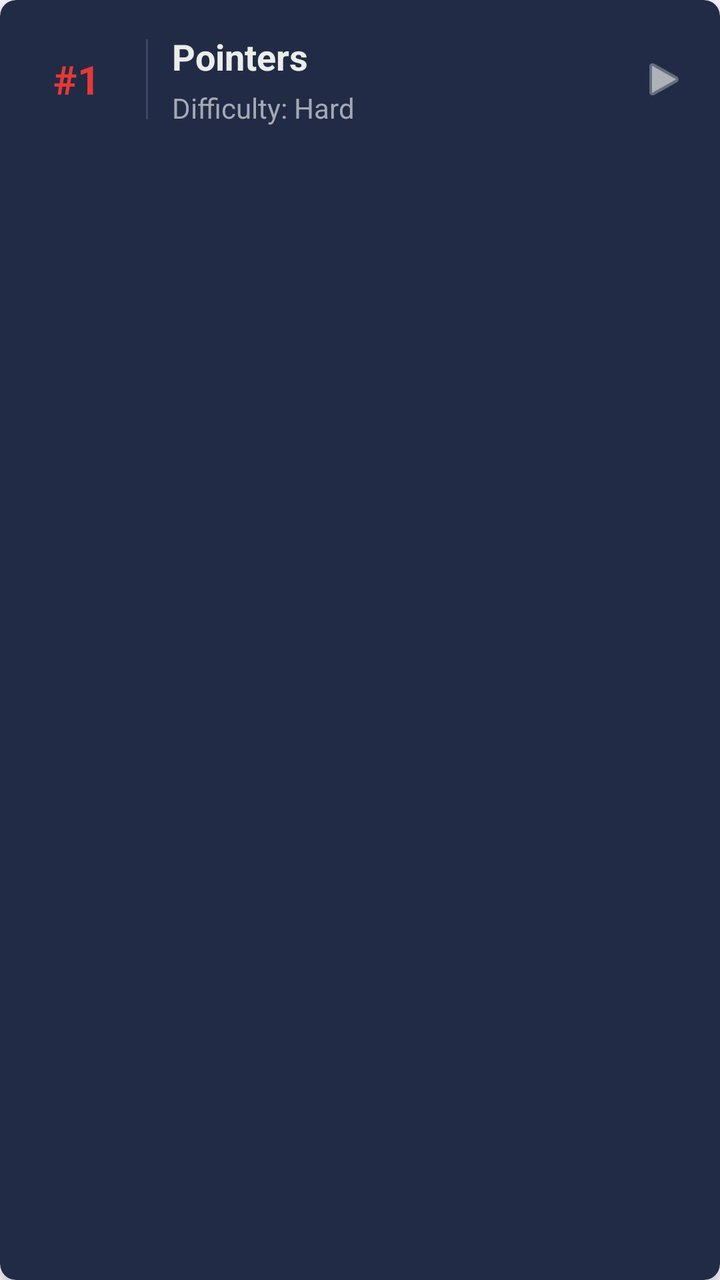
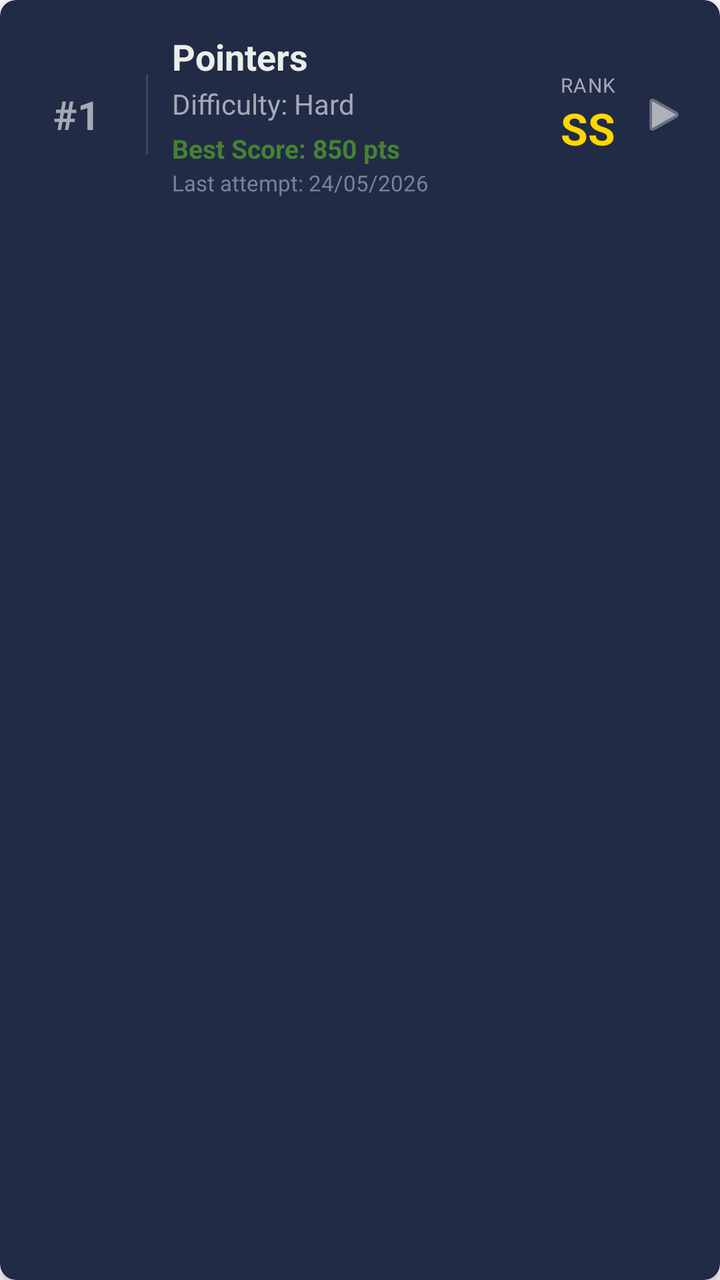

Screens rendered from an Android XML layout before and after an edit, with the pre-edit source and the edit as a unified diff.
<!-- AndroidManifest.xml: application theme Theme.Academo -->
<!-- res/layout/level_view.xml -->
<?xml version="1.0" encoding="utf-8"?>
<androidx.cardview.widget.CardView
    xmlns:android="http://schemas.android.com/apk/res/android"
    xmlns:app="http://schemas.android.com/apk/res-auto"
    xmlns:tools="http://tools.android.com/tools"
    android:layout_width="match_parent"
    android:layout_height="wrap_content"
    android:layout_marginHorizontal="12dp"
    android:layout_marginVertical="6dp"
    app:cardCornerRadius="8dp"
    app:cardElevation="3dp"
    app:cardBackgroundColor="#212B46"> <LinearLayout
    android:layout_width="match_parent"
    android:layout_height="wrap_content"
    android:orientation="horizontal"
    android:padding="16dp"
    android:gravity="center_vertical">

    <TextView
        android:id="@+id/level_position_text"
        android:layout_width="45dp"
        android:layout_height="45dp"
        android:background="@android:color/transparent"
        android:gravity="center"
        android:text="#1"
        android:textColor="#E53935" android:textSize="20sp"
        android:textStyle="bold"
        tools:ignore="HardcodedText" />

    <View
        android:layout_width="1dp"
        android:layout_height="40dp"
        android:layout_marginHorizontal="12dp"
        android:background="#3A4766" />

    <LinearLayout
        android:layout_width="0dp"
        android:layout_height="wrap_content"
        android:layout_weight="1"
        android:orientation="vertical">

        <TextView
            android:id="@+id/level_title_text"
            android:layout_width="wrap_content"
            android:layout_height="wrap_content"
            android:text="Pointers"
            android:textColor="#ebede9"
            android:textSize="18sp"
            android:textStyle="bold"
            tools:ignore="HardcodedText" />

        <TextView
            android:id="@+id/level_difficulty_text"
            android:layout_width="wrap_content"
            android:layout_height="wrap_content"
            android:layout_marginTop="4dp"
            android:text="Difficulty: Hard"
            android:textColor="#a4a9b3"
            android:textSize="14sp"
            tools:ignore="HardcodedText" />

    </LinearLayout>

    <ImageView
        android:layout_width="24dp"
        android:layout_height="24dp"
        android:src="@android:drawable/ic_media_play"
        android:contentDescription="Play"
        app:tint="#ebede9"
        android:alpha="0.7"/>

</LinearLayout>
</androidx.cardview.widget.CardView>
<!-- resources referenced by this layout -->
<resources>
  <style name="Theme.Academo" parent="Base.Theme.Academo" />
  <style name="Base.Theme.Academo" parent="Theme.Material3.DayNight.NoActionBar">
          
          
      </style>
</resources>

<!-- the commit's change to res/layout/level_view.xml (unified diff, before → after) -->
@@ -9,65 +9,120 @@
     android:layout_marginVertical="6dp"
     app:cardCornerRadius="8dp"
     app:cardElevation="3dp"
-    app:cardBackgroundColor="#212B46"> <LinearLayout
-    android:layout_width="match_parent"
-    android:layout_height="wrap_content"
-    android:orientation="horizontal"
-    android:padding="16dp"
-    android:gravity="center_vertical">
-
-    <TextView
-        android:id="@+id/level_position_text"
-        android:layout_width="45dp"
-        android:layout_height="45dp"
-        android:background="@android:color/transparent"
-        android:gravity="center"
-        android:text="#1"
-        android:textColor="#E53935" android:textSize="20sp"
-        android:textStyle="bold"
-        tools:ignore="HardcodedText" />
-
-    <View
-        android:layout_width="1dp"
-        android:layout_height="40dp"
-        android:layout_marginHorizontal="12dp"
-        android:background="#3A4766" />
+    app:cardBackgroundColor="#212B46">
 
     <LinearLayout
-        android:layout_width="0dp"
+        android:layout_width="match_parent"
         android:layout_height="wrap_content"
-        android:layout_weight="1"
-        android:orientation="vertical">
+        android:orientation="horizontal"
+        android:padding="16dp"
+        android:gravity="center_vertical">
 
         <TextView
-            android:id="@+id/level_title_text"
-            android:layout_width="wrap_content"
-            android:layout_height="wrap_content"
-            android:text="Pointers"
-            android:textColor="#ebede9"
-            android:textSize="18sp"
+            android:id="@+id/level_position_text"
+            android:layout_width="45dp"
+            android:layout_height="45dp"
+            android:background="@android:color/transparent"
+            android:gravity="center"
+            android:text="#1"
+            android:textColor="#a4a9b3"
+            android:textSize="20sp"
             android:textStyle="bold"
             tools:ignore="HardcodedText" />
 
-        <TextView
-            android:id="@+id/level_difficulty_text"
+        <View
+            android:layout_width="1dp"
+            android:layout_height="40dp"
+            android:layout_marginHorizontal="12dp"
+            android:background="#3A4766" />
+
+        <LinearLayout
+            android:layout_width="0dp"
+            android:layout_height="wrap_content"
+            android:layout_weight="1"
+            android:orientation="vertical">
+
+            <TextView
+                android:id="@+id/level_title_text"
+                android:layout_width="wrap_content"
+                android:layout_height="wrap_content"
+                android:text="Pointers"
+                android:textColor="#ebede9"
+                android:textSize="18sp"
+                android:textStyle="bold"
+                tools:ignore="HardcodedText" />
+
+            <TextView
+                android:id="@+id/level_difficulty_text"
+                android:layout_width="wrap_content"
+                android:layout_height="wrap_content"
+                android:layout_marginTop="2dp"
+                android:text="Difficulty: Hard"
+                android:textColor="#a4a9b3"
+                android:textSize="14sp"
+                tools:ignore="HardcodedText" />
+
+            <TextView
+                android:id="@+id/level_score_text"
+                android:layout_width="wrap_content"
+                android:layout_height="wrap_content"
+                android:layout_marginTop="4dp"
+                android:text="Best Score: 850 pts"
+                android:textColor="#468232"
+                android:textSize="13sp"
+                android:textStyle="bold"
+                android:visibility="visible"
+                tools:ignore="HardcodedText" />
+
+            <TextView
+                android:id="@+id/level_date_text"
+                android:layout_width="wrap_content"
+                android:layout_height="wrap_content"
+                android:layout_marginTop="1dp"
+                android:text="Last attempt: 24/05/2026"
+                android:textColor="#788299"
+                android:textSize="11sp"
+                android:visibility="visible"
+                tools:ignore="HardcodedText" />
+
+        </LinearLayout>
+
+        <LinearLayout
+            android:id="@+id/container_level_rank"
             android:layout_width="wrap_content"
             android:layout_height="wrap_content"
-            android:layout_marginTop="4dp"
-            android:text="Difficulty: Hard"
-            android:textColor="#a4a9b3"
-            android:textSize="14sp"
-            tools:ignore="HardcodedText" />
+            android:layout_marginHorizontal="12dp"
+            android:orientation="vertical"
+            android:gravity="center"
+            android:visibility="visible">
+
+            <TextView
+                android:layout_width="wrap_content"
+                android:layout_height="wrap_content"
+                android:text="RANK"
+                android:textColor="#a4a9b3"
+                android:textSize="10sp"
+                android:letterSpacing="0.05"
+                tools:ignore="HardcodedText" />
+
+            <TextView
+                android:id="@+id/level_rank_text"
+                android:layout_width="wrap_content"
+                android:layout_height="wrap_content"
+                android:text="SS"
+                android:textColor="#FFD700"
+                android:textSize="22sp"
+                android:textStyle="bold"
+                tools:ignore="HardcodedText" />
+        </LinearLayout>
+
+        <ImageView
+            android:layout_width="24dp"
+            android:layout_height="24dp"
+            android:src="@android:drawable/ic_media_play"
+            android:contentDescription="Play"
+            app:tint="#ebede9"
+            android:alpha="0.7"/>
 
     </LinearLayout>
-
-    <ImageView
-        android:layout_width="24dp"
-        android:layout_height="24dp"
-        android:src="@android:drawable/ic_media_play"
-        android:contentDescription="Play"
-        app:tint="#ebede9"
-        android:alpha="0.7"/>
-
-</LinearLayout>
 </androidx.cardview.widget.CardView>
